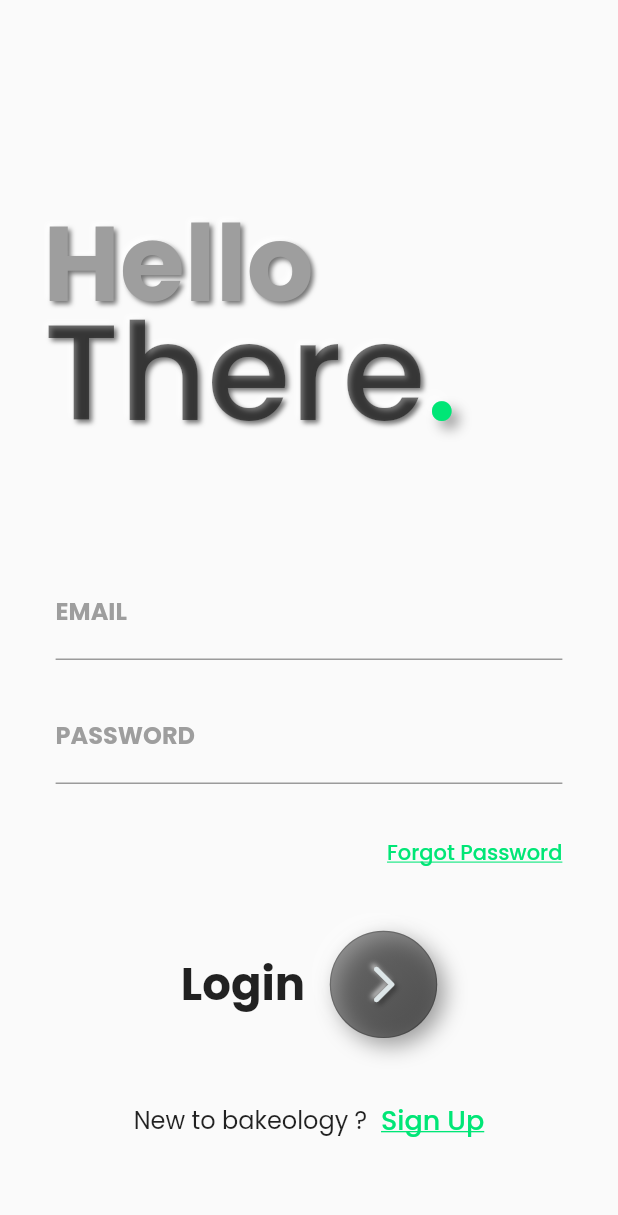
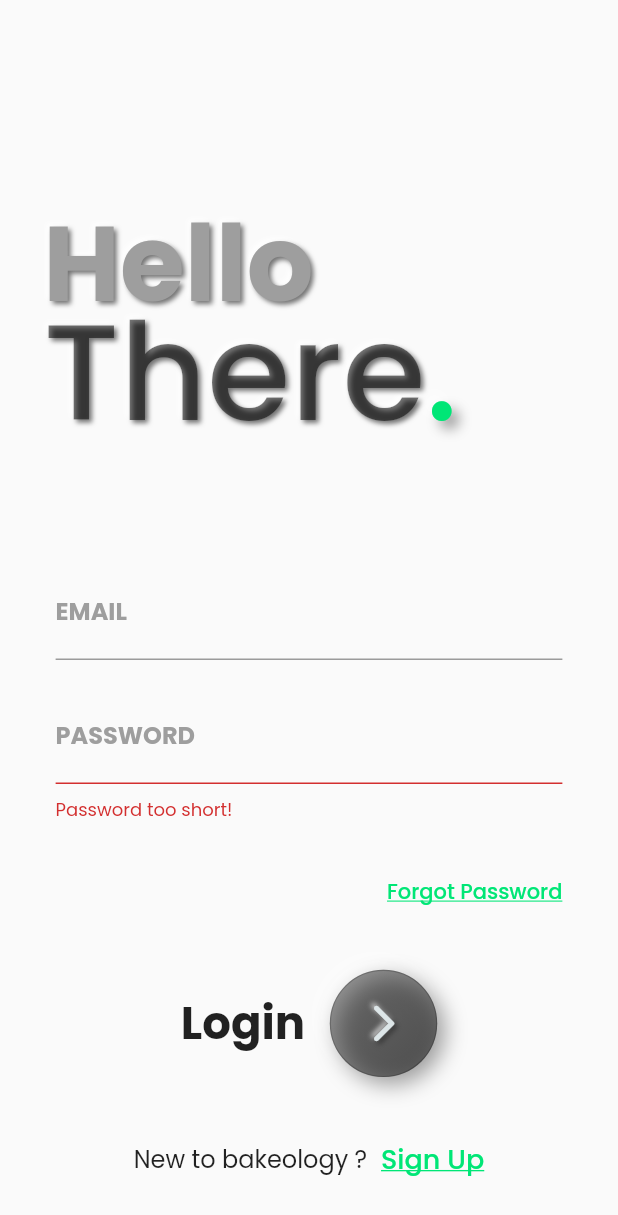
Before and after one commit to ShashankBiplav/bakeology-flutter, a Flutter app: the screen it shows after launch, after a tap on the "arrow forward ios" icon, on a phone screen of 412 x 824 dp. Shown: the top 1215 px of the screen. Run offline on Flutter 3.47's test engine with Material 2 defaults, Android fonts, the phone set to English and light mode, and no system bars; drawn by our look-alikes of flutter_neumorphic; network calls fail.

Commit message:
Updated authentication from and authentication provider

```diff
--- a/lib/main.dart
+++ b/lib/main.dart
@@ -13,6 +13,7 @@ import './screens/all_recipes_screen.dart';
 
 import './providers/recipe_provider.dart';
 import './providers/category_provider.dart';
+import './providers/authentication_provider.dart';
 
 void main() {
   runApp(MyApp());
@@ -24,6 +25,9 @@ class MyApp extends StatelessWidget {
   Widget build(BuildContext context) {
     return MultiProvider(
       providers: [
+        ChangeNotifierProvider(
+          create: (ctx) => AuthenticationProvider(),
+        ),
         ChangeNotifierProvider(
           create: (ctx) => RecipeProvider(),
         ),
--- a/lib/widgets/auth_screen/authentication_form.dart
+++ b/lib/widgets/auth_screen/authentication_form.dart
@@ -1,5 +1,8 @@
 import 'package:flutter/material.dart';
 import 'package:flutter_neumorphic/flutter_neumorphic.dart';
+import 'package:provider/provider.dart';
+
+import '../../providers/authentication_provider.dart';
 
 import '../../helpers/email_validation_helper.dart';
 
@@ -30,8 +33,11 @@ class _AuthenticationFormState extends State<AuthenticationForm> {
   bool _isLoading = false;
   final _passwordController = TextEditingController();
   // function for form submission and valiadtion
-  void _submit() {
+  Future<void> _submit() async {
     print('Submit called');
+    print(_authData['name']);
+    print(_authData['email']);
+    print(_authData['password']);
     if (!_formKey.currentState.validate()) {
       //Invalid
       return;
@@ -44,6 +50,11 @@ class _AuthenticationFormState extends State<AuthenticationForm> {
       //Initiate User Login
     } else {
       //Initiate User Signup
+      await Provider.of<AuthenticationProvider>(context, listen: false).signup(
+        name: _authData['name'],
+        email: _authData['email'],
+        password: _authData['password'],
+      );
     }
     setState(() {
       _isLoading = false;
@@ -74,6 +85,8 @@ class _AuthenticationFormState extends State<AuthenticationForm> {
                   : 0,
               left: widget.width * 0.09,
               right: widget.width * 0.09),
+          child: Form(
+            key: _formKey,
             child: Column(
               children: <Widget>[
                 if (_authenticationMode == AuthenticationMode.SIGNUP)
@@ -239,6 +252,7 @@ class _AuthenticationFormState extends State<AuthenticationForm> {
               ],
             ),
           ),
+        ),
         SizedBox(height: widget.height * 0.025),
         Row(
           mainAxisAlignment: MainAxisAlignment.center,
```
Also changed, not shown: lib/providers/authentication_provider.dart (+4 -3 lines). Lines whose indentation alone changed are shown as unchanged.
